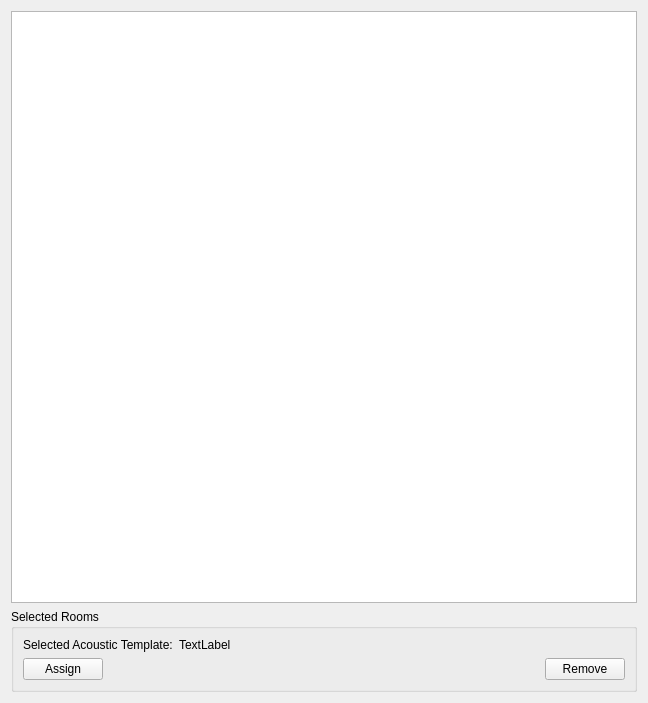
First picture: the form in SIM-VICUS/src/SVPropBuildingAcousticTemplatesWidget.ui, repository Brockaaa/SIM-VICUS, before the edit.
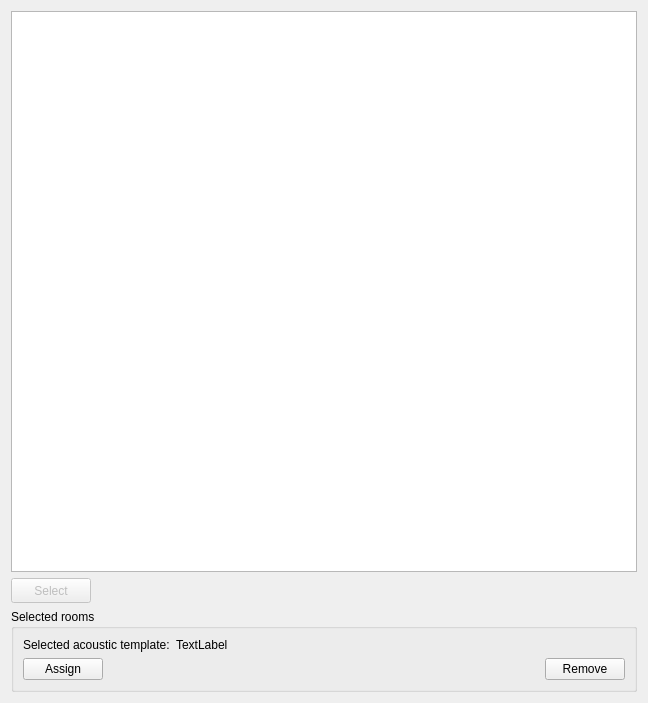
Second picture: the form after the edit.

The edit to the form file:
```diff
--- a/SIM-VICUS/src/SVPropBuildingAcousticTemplatesWidget.ui
+++ b/SIM-VICUS/src/SVPropBuildingAcousticTemplatesWidget.ui
@@ -17,10 +17,49 @@
    <item>
     <widget class="QTableWidget" name="tableWidgetAcousticTemplates"/>
    </item>
+   <item>
+    <layout class="QHBoxLayout" name="horizontalLayout">
+     <item>
+      <widget class="QPushButton" name="pushButtonSelect">
+       <property name="enabled">
+        <bool>false</bool>
+       </property>
+       <property name="minimumSize">
+        <size>
+         <width>80</width>
+         <height>25</height>
+        </size>
+       </property>
+       <property name="maximumSize">
+        <size>
+         <width>80</width>
+         <height>25</height>
+        </size>
+       </property>
+       <property name="text">
+        <string>Select</string>
+       </property>
+      </widget>
+     </item>
+     <item>
+      <spacer name="horizontalSpacer">
+       <property name="orientation">
+        <enum>Qt::Horizontal</enum>
+       </property>
+       <property name="sizeHint" stdset="0">
+        <size>
+         <width>40</width>
+         <height>20</height>
+        </size>
+       </property>
+      </spacer>
+     </item>
+    </layout>
+   </item>
    <item>
     <widget class="QGroupBox" name="groupBoxSelectedRooms">
      <property name="title">
-      <string>Selected Rooms</string>
+      <string>Selected rooms</string>
      </property>
      <layout class="QVBoxLayout" name="verticalLayout_4">
       <item>
@@ -28,7 +67,7 @@
         <item>
          <widget class="QLabel" name="label_2">
           <property name="text">
-           <string>Selected Acoustic Template:</string>
+           <string>Selected acoustic template:</string>
           </property>
          </widget>
         </item>
```
Left out of the diff: 2 changed lines with no effect on the pictures.
